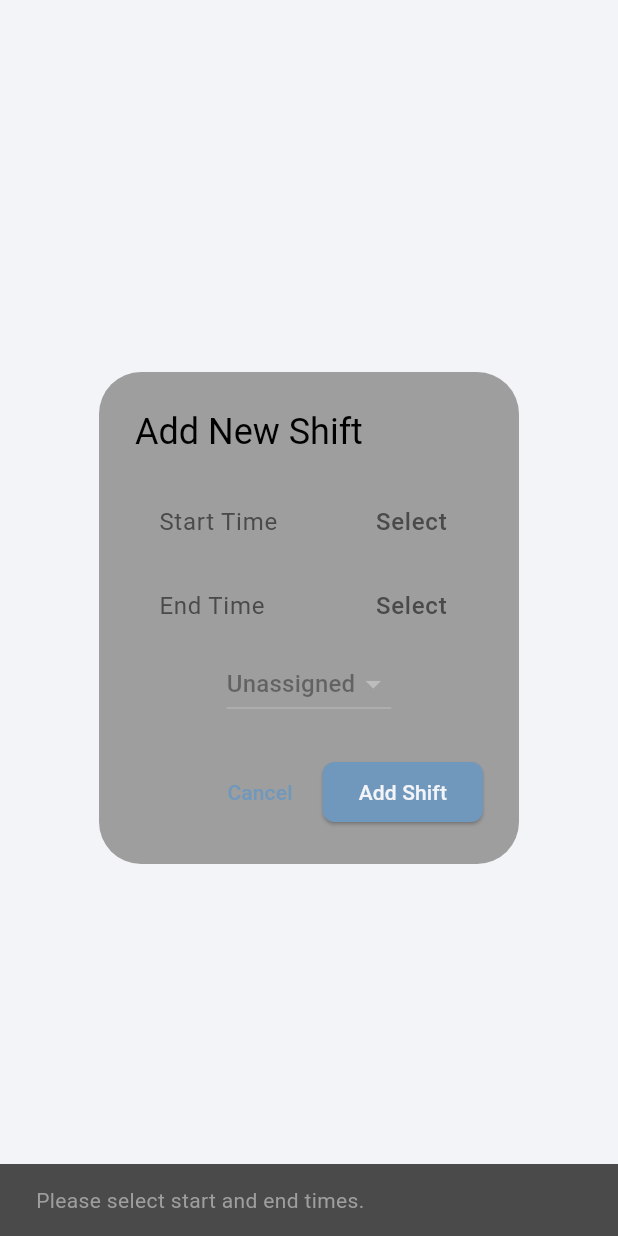
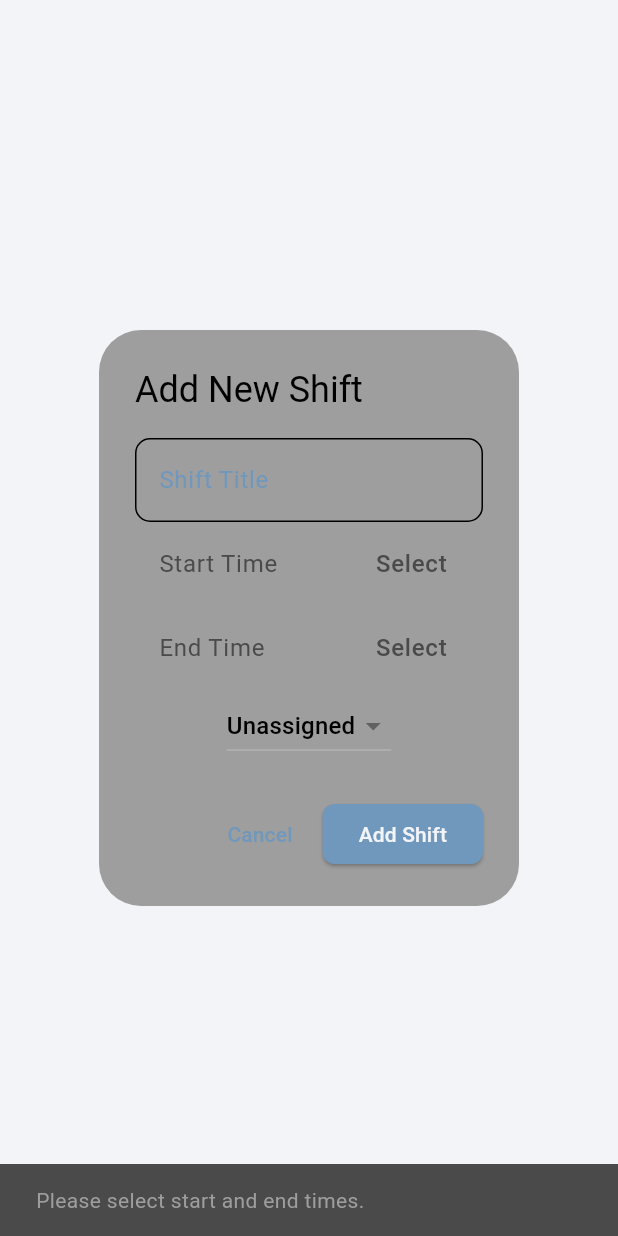
Before and after one commit to MKbrun/mobile_app_group5, a Flutter app: the AddShiftDialog widget shown alone on an empty page, opened directly, after a tap on "Add Shift", on a phone screen of 412 x 824 dp. Run offline on Flutter 3.47's test engine with Material 3 defaults, Android fonts, the phone set to English and light mode, and no system bars; our stand-ins replace cached_network_image, cloud_firestore, firebase_auth, firebase_core, firebase_storage, flutter_chat_types and 4 more; accounts and stored records are empty; network calls fail.

Commit message:
Fixed the dialog box to create the shift to get more data into the database

```diff
--- a/lib/widgets/add_shift_dialog.dart
+++ b/lib/widgets/add_shift_dialog.dart
@@ -1,3 +1,6 @@
+// Updated AddShiftDialog to Collect Necessary Shift Data
+
+import 'package:cloud_firestore/cloud_firestore.dart';
 import 'package:flutter/cupertino.dart';
 import 'package:flutter/material.dart';
 
@@ -10,6 +13,7 @@ class _AddShiftDialogState extends State<AddShiftDialog> {
   TimeOfDay? startTime;
   TimeOfDay? endTime;
   String selectedUser = "Unassigned";
+  TextEditingController _titleController = TextEditingController();
 
   // Function to format TimeOfDay to 24-hour HH:mm format
   String _formatTimeOfDay(TimeOfDay? time) {
@@ -127,6 +131,11 @@ class _AddShiftDialogState extends State<AddShiftDialog> {
       content: Column(
         mainAxisSize: MainAxisSize.min,
         children: [
+          // Shift Title
+          TextField(
+            controller: _titleController,
+            decoration: InputDecoration(labelText: "Shift Title"),
+          ),
           // Start Time Picker
           ListTile(
             title: const Text("Start Time"),
@@ -148,14 +157,18 @@ class _AddShiftDialogState extends State<AddShiftDialog> {
           // Dropdown for Assigning User (Not pressable now, just for display)
           DropdownButton<String>(
             value: selectedUser,
-            items: <String>['Unassigned', 'Alice', 'Bob', 'Charlie']
+            items: <String>["Unassigned", "Alice", "Bob", "Charlie"]
                 .map((String value) {
               return DropdownMenuItem<String>(
                 value: value,
                 child: Text(value),
               );
             }).toList(),
-            onChanged: null, // Disable interaction for now
+            onChanged: (String? newValue) {
+              setState(() {
+                selectedUser = newValue ?? "Unassigned";
+              });
+            },
           ),
         ],
       ),
@@ -170,18 +183,16 @@ class _AddShiftDialogState extends State<AddShiftDialog> {
           child: const Text("Add Shift"),
           onPressed: () {
             if (startTime != null && endTime != null) {
-              // Calculate duration
-              final startInMinutes = startTime!.hour * 60 + startTime!.minute;
-              final endInMinutes = endTime!.hour * 60 + endTime!.minute;
-              final durationInHours =
-                  ((endInMinutes - startInMinutes) / 60).toStringAsFixed(1);
-
               // Create new shift data
               Map<String, dynamic> newShift = {
-                "time":
-                    "${_formatTimeOfDay(startTime)} - ${_formatTimeOfDay(endTime)} (${durationInHours} hrs)",
-                "available": true,
-                "user": selectedUser,
+                "date": DateTime.now(), // You can pass the actual date selected
+                "startTime": Timestamp.fromDate(DateTime.now().add(Duration(
+                    hours: startTime!.hour, minutes: startTime!.minute))),
+                "endTime": Timestamp.fromDate(DateTime.now().add(
+                    Duration(hours: endTime!.hour, minutes: endTime!.minute))),
+                "assignedUserId":
+                    selectedUser == "Unassigned" ? "" : selectedUser,
+                "title": _titleController.text.trim(),
               };
               Navigator.of(context).pop(newShift);
             } else {
```
Also changed, not shown: lib/screens/calendar_screen.dart (+9 -4 lines), lib/screens/shift_management_screen.dart (+14 -6 lines).
